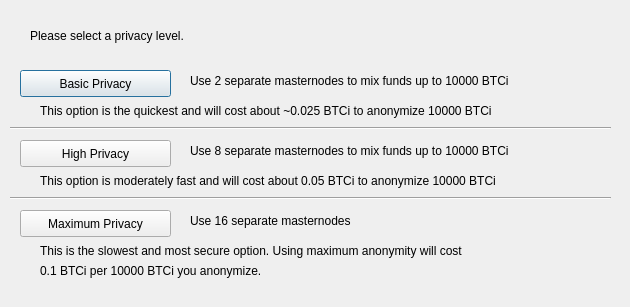
Old version of the form src/qt/forms/obfuscationconfig.ui in the repository BTCIncognito/bitcoinincognito.
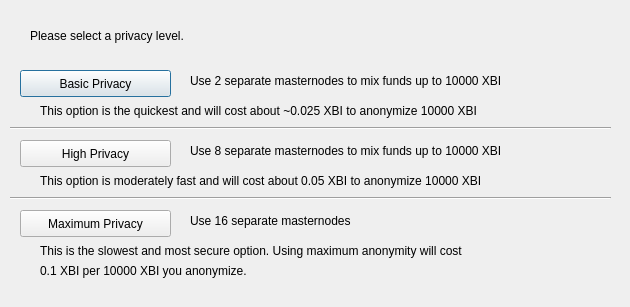
New version of the form.

```diff
--- a/src/qt/forms/obfuscationconfig.ui
+++ b/src/qt/forms/obfuscationconfig.ui
@@ -75,7 +75,7 @@
     </rect>
    </property>
    <property name="text">
-    <string>Use 2 separate masternodes to mix funds up to 10000 BTCi</string>
+    <string>Use 2 separate masternodes to mix funds up to 10000 XBI</string>
    </property>
   </widget>
   <widget class="QLabel" name="label_3">
@@ -88,7 +88,7 @@
     </rect>
    </property>
    <property name="text">
-    <string>Use 8 separate masternodes to mix funds up to 10000 BTCi</string>
+    <string>Use 8 separate masternodes to mix funds up to 10000 XBI</string>
    </property>
   </widget>
   <widget class="QLabel" name="label_4">
@@ -114,7 +114,7 @@
     </rect>
    </property>
    <property name="text">
-    <string>This option is the quickest and will cost about ~0.025 BTCi to anonymize 10000 BTCi</string>
+    <string>This option is the quickest and will cost about ~0.025 XBI to anonymize 10000 XBI</string>
    </property>
   </widget>
   <widget class="QLabel" name="label_7">
@@ -127,7 +127,7 @@
     </rect>
    </property>
    <property name="text">
-    <string>This option is moderately fast and will cost about 0.05 BTCi to anonymize 10000 BTCi</string>
+    <string>This option is moderately fast and will cost about 0.05 XBI to anonymize 10000 XBI</string>
    </property>
   </widget>
   <widget class="QLabel" name="label_8">
@@ -153,7 +153,7 @@
     </rect>
    </property>
    <property name="text">
-    <string>0.1 BTCi per 10000 BTCi you anonymize.</string>
+    <string>0.1 XBI per 10000 XBI you anonymize.</string>
    </property>
   </widget>
   <widget class="Line" name="line">
```
